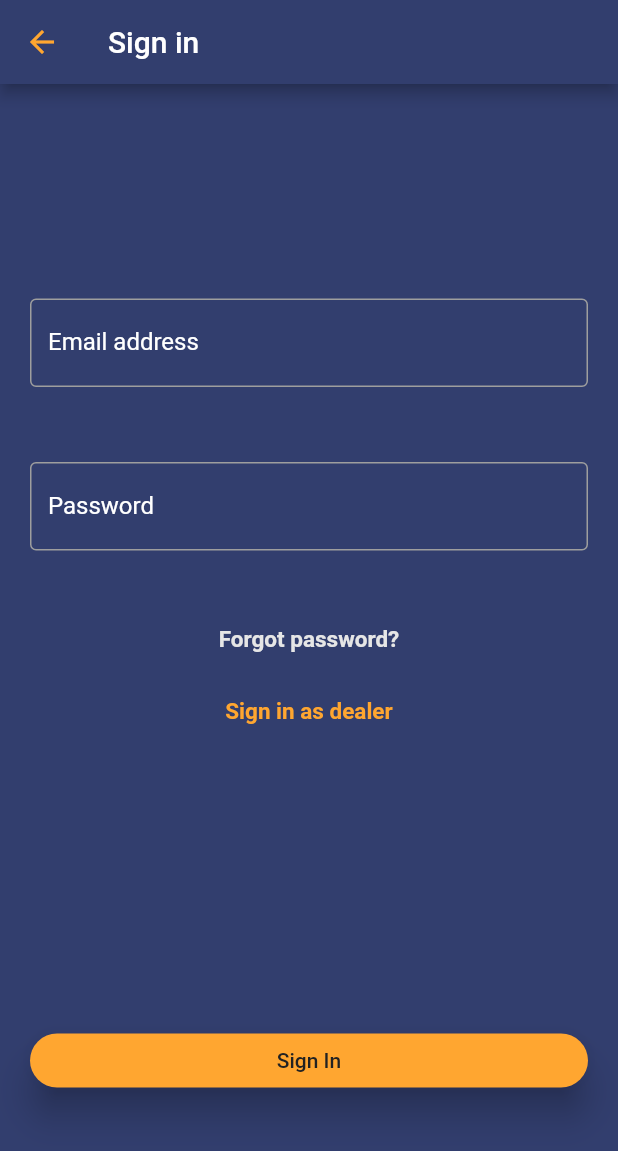
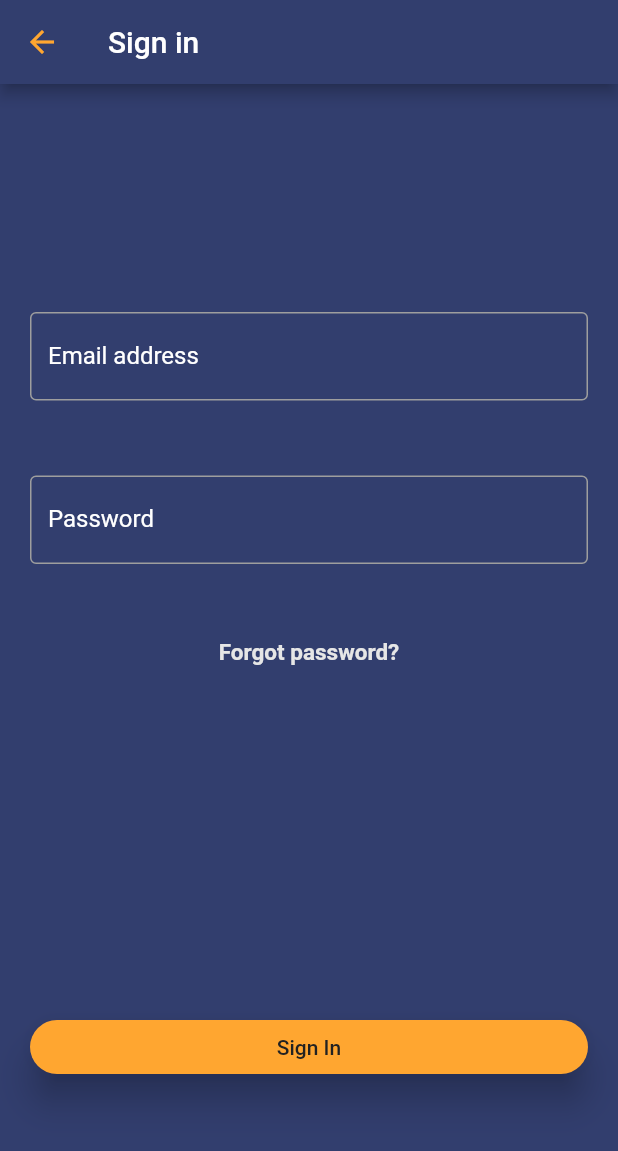
Before and after one commit to aimanuslim/Gas2Go, a Flutter app: the CustomerSignIn screen opened by its route, on a phone screen of 412 x 824 dp. Shown: the top 1151 px of the screen. Run offline on Flutter 3.47's test engine with Material 2 defaults, Android fonts, the phone set to English and light mode, and no system bars; our stand-ins replace firebase_auth, font_awesome_flutter, intro_slider, modal_progress_hud, share, sticky_headers; accounts and stored records are empty.

Commit message:
removed option to sign in as dealer

```diff
--- a/lib/customer_sign_in.dart
+++ b/lib/customer_sign_in.dart
@@ -46,12 +46,6 @@ class _CustomerSignInState extends State<CustomerSignIn> {
           OutlineInputBorder(borderSide: BorderSide(color: Color(0xffFFA630))),
       labelText: 'Password',
     ),
-  );
-
-  final signInAsDealer = Text(
-    "Sign in as dealer",
-    style: TextStyle(
-        fontSize: 15.0, fontWeight: FontWeight.bold, color: Color(0xffFFA630)),
   );
 
   bool showSpinner = false;
@@ -111,7 +105,6 @@ class _CustomerSignInState extends State<CustomerSignIn> {
                   SizedBox(
                     height: 30.0,
                   ),
-                  signInAsDealer,
                   SizedBox(
                     height: 200.0,
                   ),
```
